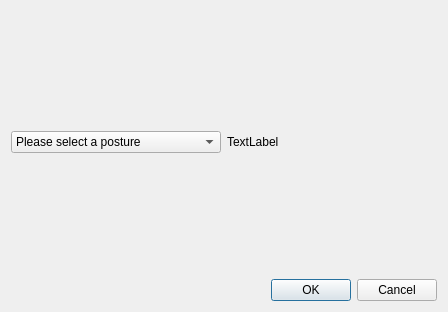
First picture: the form in src/UIs/RecordData.ui, repository cooolallen/CrazyChair, before the edit.
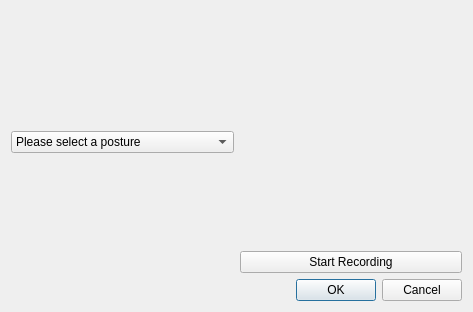
Second picture: the form after the edit.

Commit message: complete the data recording functionality.

The edit to the form file:
```diff
--- a/src/UIs/RecordData.ui
+++ b/src/UIs/RecordData.ui
@@ -6,18 +6,18 @@
    <rect>
     <x>0</x>
     <y>0</y>
-    <width>448</width>
+    <width>473</width>
     <height>312</height>
    </rect>
   </property>
   <property name="windowTitle">
    <string>Data Recorder</string>
   </property>
-  <layout class="QGridLayout" name="gridLayout_2">
-   <item row="0" column="0">
     <layout class="QGridLayout" name="gridLayout">
      <item row="0" column="0">
-      <layout class="QHBoxLayout" name="horizontalLayout">
+    <layout class="QVBoxLayout" name="verticalLayout_3">
+     <item>
+      <layout class="QHBoxLayout" name="horizontalLayout_2">
        <item>
         <layout class="QVBoxLayout" name="verticalLayout">
          <item>
@@ -78,15 +78,33 @@
         </layout>
        </item>
        <item>
+        <layout class="QVBoxLayout" name="verticalLayout_2">
+         <property name="topMargin">
+          <number>0</number>
+         </property>
+         <item>
         <widget class="QLabel" name="imageHolder">
          <property name="text">
-          <string>TextLabel</string>
+            <string/>
          </property>
         </widget>
        </item>
-      </layout>
-     </item>
-     <item row="1" column="0">
+         <item>
+          <layout class="QHBoxLayout" name="horizontalLayout">
+           <item>
+            <widget class="QPushButton" name="RecordingButton">
+             <property name="text">
+              <string>Start Recording</string>
+             </property>
+            </widget>
+           </item>
+          </layout>
+         </item>
+        </layout>
+       </item>
+      </layout>
+     </item>
+     <item>
       <widget class="QDialogButtonBox" name="buttonBox">
        <property name="orientation">
         <enum>Qt::Horizontal</enum>
```
Lines whose indentation alone changed are shown as unchanged. The commit also changes 3 other files.
